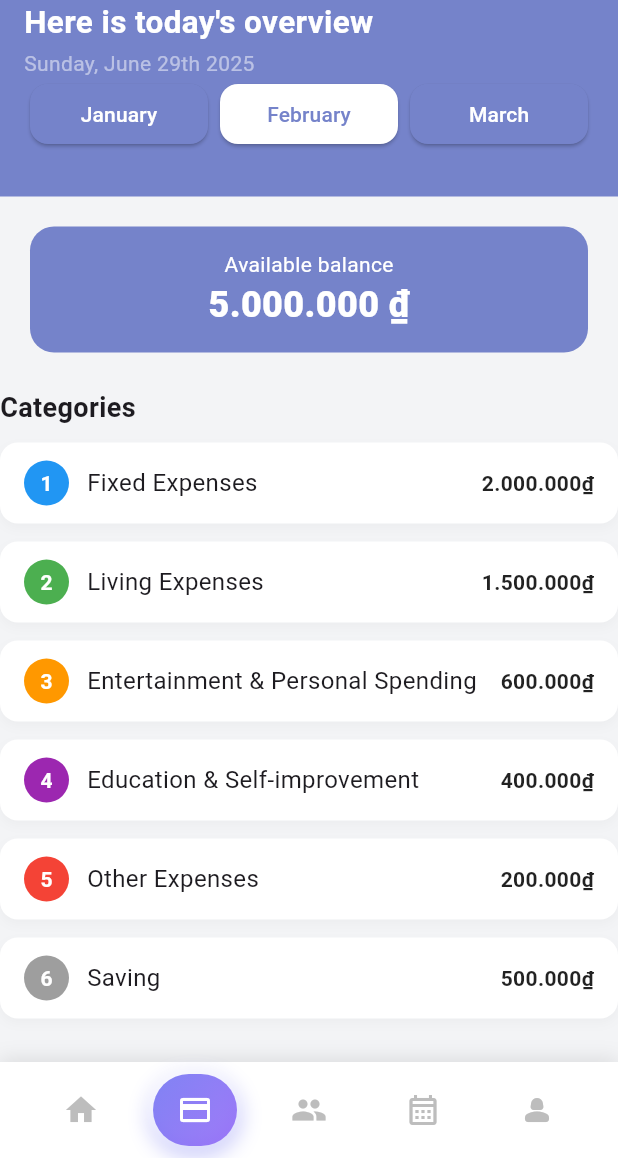
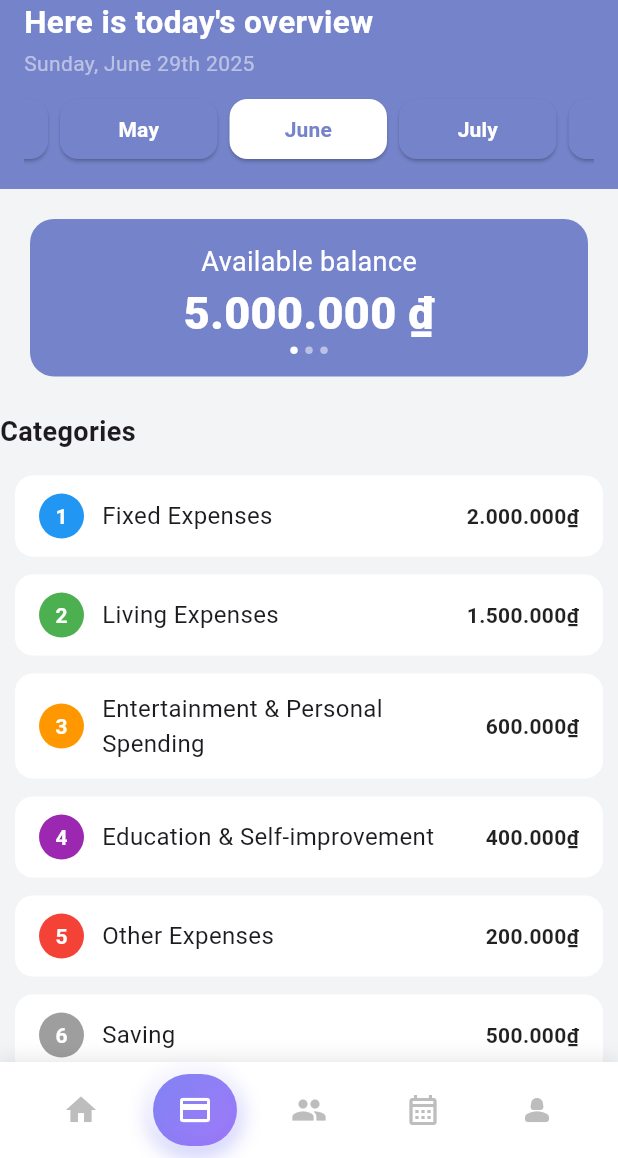
Before and after one commit to duynnkse184545/exe201_fe, a Flutter app: the screen it shows after launch, item 2 of the bottom bar chosen, on a phone screen of 412 x 824 dp, the part 78-1236 px from its top. Run offline on Flutter 3.47's test engine with Material 3 defaults, Android fonts, the phone set to English and light mode, and no system bars; drawn by our look-alikes of smooth_page_indicator; our stand-ins replace dio, flutter_secure_storage, percent_indicator, table_calendar.

Commit message:
budget ui updated(balance card, slider, categories)

```diff
--- a/lib/budget/budget.dart
+++ b/lib/budget/budget.dart
@@ -1,7 +1,7 @@
 import 'package:exe201/budget/widgets/balance_card.dart';
 import 'package:exe201/budget/widgets/budget_categories.dart';
+import 'package:exe201/budget/widgets/month_slider.dart';
 import 'package:exe201/budget/widgets/recent_transaction.dart';
-import 'package:exe201/extra/header.dart';
 import 'package:flutter/material.dart';
 
 
@@ -17,46 +17,7 @@ class BudgetTab extends StatelessWidget {
           child: Column(
             crossAxisAlignment: CrossAxisAlignment.start,
             children: [
-              Container(
-                margin: EdgeInsets.zero,
-                decoration: BoxDecoration(
-                  color: Color(0xff7583ca),
-                ),
-                child: Padding(
-                  padding: const EdgeInsets.all(16.0),
-                  child: Column(
-                    crossAxisAlignment: CrossAxisAlignment.start,
-                    children: [
-                      buildHeader(Colors.white, true),
-
-                      Row(
-                        mainAxisAlignment: MainAxisAlignment.spaceBetween,
-                        children: ['January', 'February', 'March'].map((month) {
-                          bool isSelected = month == 'February'; // You can pass in the selected month as a variable
-                          return Expanded(
-                            child: Padding(
-                              padding: const EdgeInsets.symmetric(horizontal: 4.0),
-                              child: ElevatedButton(
-                                style: ElevatedButton.styleFrom(
-                                  backgroundColor: isSelected ? Colors.white : Color(0xff7583ca),
-                                  foregroundColor: isSelected ? Color(0xff7583ca) : Colors.white,
-                                  shape: RoundedRectangleBorder(
-                                    borderRadius: BorderRadius.circular(12),
-                                  ),
-                                ),
-                                onPressed: () {},
-                                child: Text(month),
-                              ),
-                            ),
-                          );
-                        }).toList(),
-                      ),
-
-                      SizedBox(height: 15),
-                    ],
-                  ),
-                ),
-              ),
+              MonthSlider(),
               BalanceCard(),
               CategoriesSection(),
               RecentTransactionsSection()
--- a/lib/budget/widgets/balance_card.dart
+++ b/lib/budget/widgets/balance_card.dart
@@ -1,4 +1,5 @@
 import 'package:flutter/material.dart';
+import 'package:smooth_page_indicator/smooth_page_indicator.dart';
 
 import '../../Extra/custom_dialog.dart';
 import '../../extra/custom_field.dart';
@@ -12,9 +13,29 @@ class BalanceCard extends StatefulWidget {
 
 class _BalanceCardState extends State<BalanceCard> {
   bool _isPressed = false;
+  final PageController _controller = PageController();
+  int _currentPage = 0;
+
 
   @override
   Widget build(BuildContext context) {
+    final List<Map<String, dynamic>> balanceItems = [
+      {
+        "title": "Available balance",
+        "amount": "5.000.000 ₫",
+        "action": ()  =>  _showBalanceDialog(context)
+      },
+      {
+        "title": "Income",
+        "amount": "8.000.000 ₫",
+        "action": () async => debugPrint("Tapped: income")
+      },
+      {
+        "title": "Expenses",
+        "amount": "3.000.000 ₫",
+        "action": () async => debugPrint("Tapped: expenses")
+      },
+    ];
     return Container(
       width: double.maxFinite,
       margin: EdgeInsets.only(left: 20, right: 20, top: 20),
@@ -30,7 +51,7 @@ class _BalanceCardState extends State<BalanceCard> {
             });
 
             // Wait for the dialog to complete (when user dismisses it)
-            await _showBalanceDialog(context);
+            balanceItems[_currentPage]['action']();
 
             // Only reset _isPressed after dialog is actually closed
             if (mounted) {
@@ -46,19 +67,50 @@ class _BalanceCardState extends State<BalanceCard> {
               child: Column(
                 crossAxisAlignment: CrossAxisAlignment.center,
                 children: [
+                  SizedBox(
+                    height: 70,
+                    child: PageView.builder(
+                      controller: _controller,
+                      itemCount: balanceItems.length,
+                      onPageChanged: (index) {
+                        setState(() {
+                          _currentPage = index;
+                        });
+                      },
+                      itemBuilder: (context, index) {
+                        final item = balanceItems[index];
+                        return Column(
+                          mainAxisAlignment: MainAxisAlignment.center,
+                          children: [
                             Text(
-                    'Available balance',
+                              item['title']!,
                               style: TextStyle(
                                 color: Colors.white,
-                      fontSize: 14,
+                                fontSize: 18,
                               ),
                             ),
                             Text(
-                    '5.000.000 ₫',
+                              item['amount']!,
                               style: TextStyle(
                                 color: Colors.white,
-                      fontSize: 24,
+                                fontSize: 30,
                                 fontWeight: FontWeight.w900,
+                              ),
+                            ),
+                          ],
+                        );
+                      },
+                    ),
+                  ),
+                  SmoothPageIndicator(
+                    controller: _controller,
+                    count: balanceItems.length,
+                    effect: WormEffect(
+                      activeDotColor: Colors.white,
+                      dotColor: Colors.white.withValues(alpha: 0.5),
+                      dotHeight: 5,
+                      dotWidth: 5,
+                      spacing: 5,
                     ),
                   ),
                 ],
--- a/lib/budget/widgets/budget_categories.dart
+++ b/lib/budget/widgets/budget_categories.dart
@@ -20,24 +20,28 @@ class CategoryItem extends StatelessWidget {
 
   @override
   Widget build(BuildContext context) {
-    return Column(
+    return Container(
+      margin: const EdgeInsets.symmetric(horizontal: 10, vertical: 6),
+      decoration: BoxDecoration(
+        color: Colors.white,
+        borderRadius: BorderRadius.circular(12),
+        boxShadow: isExpanded
+            ? [
+          BoxShadow(
+            color: Colors.black.withValues(alpha: 0.3),
+            blurRadius: 6,
+            offset: Offset(0, 4),
+          ),
+        ]
+            : [],
+      ),
+      child: Column(
+        crossAxisAlignment: CrossAxisAlignment.start,
         children: [
           GestureDetector(
             onTap: onTap,
-          child: Container(
-            margin: const EdgeInsets.only(bottom: 12),
+            child: Padding(
               padding: const EdgeInsets.symmetric(horizontal: 16, vertical: 12),
-            decoration: BoxDecoration(
-              color: Colors.white,
-              borderRadius: BorderRadius.circular(12),
-              boxShadow: [
-                BoxShadow(
-                  color: Colors.black.withValues(alpha: 0.03),
-                  blurRadius: 6,
-                  offset: Offset(0, 3),
-                )
-              ],
-            ),
               child: Row(
                 children: [
                   Container(
@@ -50,7 +54,10 @@ class CategoryItem extends StatelessWidget {
                     alignment: Alignment.center,
                     child: Text(
                       '$index',
-                    style: const TextStyle(color: Colors.white, fontWeight: FontWeight.bold),
+                      style: const TextStyle(
+                        color: Colors.white,
+                        fontWeight: FontWeight.bold,
+                      ),
                     ),
                   ),
                   const SizedBox(width: 12),
@@ -72,25 +79,31 @@ class CategoryItem extends StatelessWidget {
             ),
           ),
 
-        // Expanded content
           if (isExpanded)
             Container(
-            margin: const EdgeInsets.only(bottom: 12),
               width: double.infinity,
               padding: const EdgeInsets.all(16),
               decoration: BoxDecoration(
-              color: Colors.deepPurple.withValues(alpha: 0.1),
-              borderRadius: BorderRadius.circular(12),
+                color: Colors.grey.withValues(alpha: 0.3),
+                borderRadius: const BorderRadius.vertical(
+                  bottom: Radius.circular(12),
+                ),
               ),
               child: ElevatedButton(
                 onPressed: () {
                   // Your action
                 },
+                style: ElevatedButton.styleFrom(
+                  backgroundColor: const Color(0xff7583ca),
+                  foregroundColor: Colors.white,
+                ),
                 child: const Text("Do Something"),
               ),
             ),
         ],
+      ),
     );
+
   }
 }
 
--- /dev/null
+++ b/lib/budget/widgets/month_slider.dart
@@ -0,0 +1,126 @@
+import 'package:flutter/material.dart';
+
+import '../../extra/header.dart';
+
+class MonthSlider extends StatefulWidget {
+  const MonthSlider({super.key});
+
+  @override
+  State<MonthSlider> createState() => _MonthSliderState();
+}
+
+class _MonthSliderState extends State<MonthSlider> {
+  final List<String> months = [
+    'January',
+    'February',
+    'March',
+    'April',
+    'May',
+    'June',
+    'July',
+    'August',
+    'September',
+    'October',
+    'November',
+    'December',
+  ];
+
+  late final ScrollController _scrollController;
+  late String selectedMonth;
+
+  @override
+  void initState() {
+    super.initState();
+
+    final currentMonthIndex = DateTime.now().month - 1;
+    selectedMonth = months[currentMonthIndex];
+
+    _scrollController = ScrollController();
+
+    // Auto-scroll after layout builds
+    WidgetsBinding.instance.addPostFrameCallback((_) {
+      _scrollToSelectedMonth(currentMonthIndex);
+    });
+  }
+
+  void _scrollToSelectedMonth(int index) {
+    final buttonWidth = 116; // Your actual button width (including margin)
+    final screenWidth = MediaQuery.of(context).size.width;
+    final offset = (index * buttonWidth) - (screenWidth - buttonWidth) / 2;
+
+    _scrollController.animateTo(
+      offset.clamp(0.0, _scrollController.position.maxScrollExtent),
+      duration: Duration(milliseconds: 300),
+      curve: Curves.easeOut,
+    );
+  }
+
+
+  @override
+  void dispose() {
+    _scrollController.dispose();
+    super.dispose();
+  }
+
+  @override
+  Widget build(BuildContext context) {
+    return Container(
+      margin: EdgeInsets.zero,
+      decoration: const BoxDecoration(color: Color(0xff7583ca)),
+      child: Padding(
+        padding: const EdgeInsets.all(16.0),
+        child: Column(
+          crossAxisAlignment: CrossAxisAlignment.start,
+          children: [
+            buildHeader(Colors.white, true),
+
+            const SizedBox(height: 10,),
+
+            SingleChildScrollView(
+              controller: _scrollController,
+              scrollDirection: Axis.horizontal,
+              child: Row(
+                children: months.asMap().entries.map((entry) {
+                  final i = entry.key;
+                  final month = entry.value;
+                  final isSelected = month == selectedMonth;
+
+                  return Padding(
+                    padding: const EdgeInsets.symmetric(horizontal: 4.0),
+                    child: ElevatedButton(
+                      onPressed: () {
+                        setState(() {
+                          selectedMonth = month;
+                        });
+                        _scrollToSelectedMonth(i);
+                      },
+                      style: ElevatedButton.styleFrom(
+                        minimumSize: Size(105, 40),
+                        backgroundColor: isSelected
+                            ? Colors.white
+                            : const Color(0xff7583ca).withValues(alpha: 1.2),
+                        foregroundColor: isSelected
+                            ? const Color(0xff7583ca)
+                            : Colors.white,
+                        shape: RoundedRectangleBorder(
+                          borderRadius: BorderRadius.circular(12),
+                        ),
+                      ),
+                      child: Text(
+                        month,
+                        style: TextStyle(
+                          fontSize: 14,
+                          fontWeight: FontWeight.bold,
+                        ),
+                      ),
+                    ),
+                  );
+                }).toList(),
+              ),
+            ),
+          ],
+        ),
+      ),
+    );
+  }
+}
--- a/pubspec.yaml
+++ b/pubspec.yaml
@@ -40,6 +40,7 @@ dependencies:
   dio: ^5.8.0+1
   flutter_secure_storage: ^9.2.4
   jwt_decoder: ^2.0.1
+  smooth_page_indicator: ^1.2.1
 
 dev_dependencies:
   flutter_test:
```
Also changed, not shown: pubspec.lock. Lines whose indentation alone changed are shown as unchanged.
